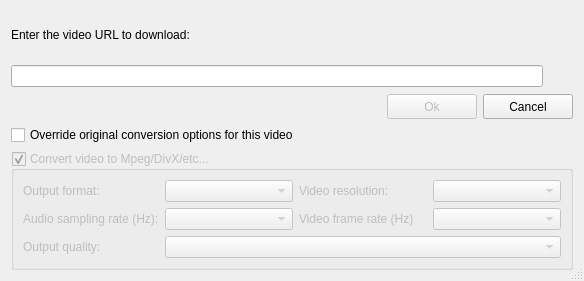
Above: ui/addvideo.ui from ckorn/xvst before the change. Below: the same form after it.
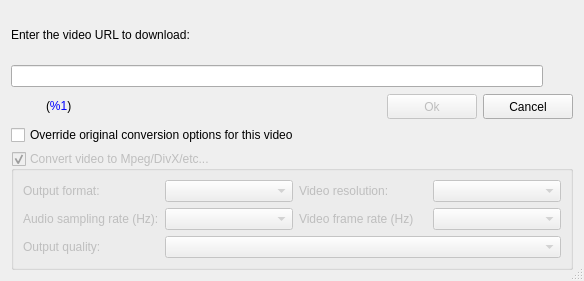
That is the form after the change. Icons and pictures are not drawn.

Commit message: - Added possibility to add custom downloads (if you have the video URL just enter it and the xVST will download/convert it for you)

What changed in the file:
```diff
--- a/ui/addvideo.ui
+++ b/ui/addvideo.ui
@@ -123,6 +123,14 @@
        </property>
       </widget>
      </item>
+     <item>
+      <widget class="QLabel" name="lblCustomDownload">
+       <property name="text">
+        <string notr="true">&lt;html&gt;&lt;head&gt;&lt;style type=&quot;text/css&quot;&gt;a {text-decoration:none}&lt;/style&gt;&lt;/head&gt;&lt;body&gt;(&lt;a href=&quot;custom&quot;&gt;%1&lt;/a&gt;)&lt;/body&gt;&lt;/html&gt;
+</string>
+       </property>
+      </widget>
+     </item>
      <item>
       <spacer>
        <property name="orientation">
```
The commit also changes 70 other files.
